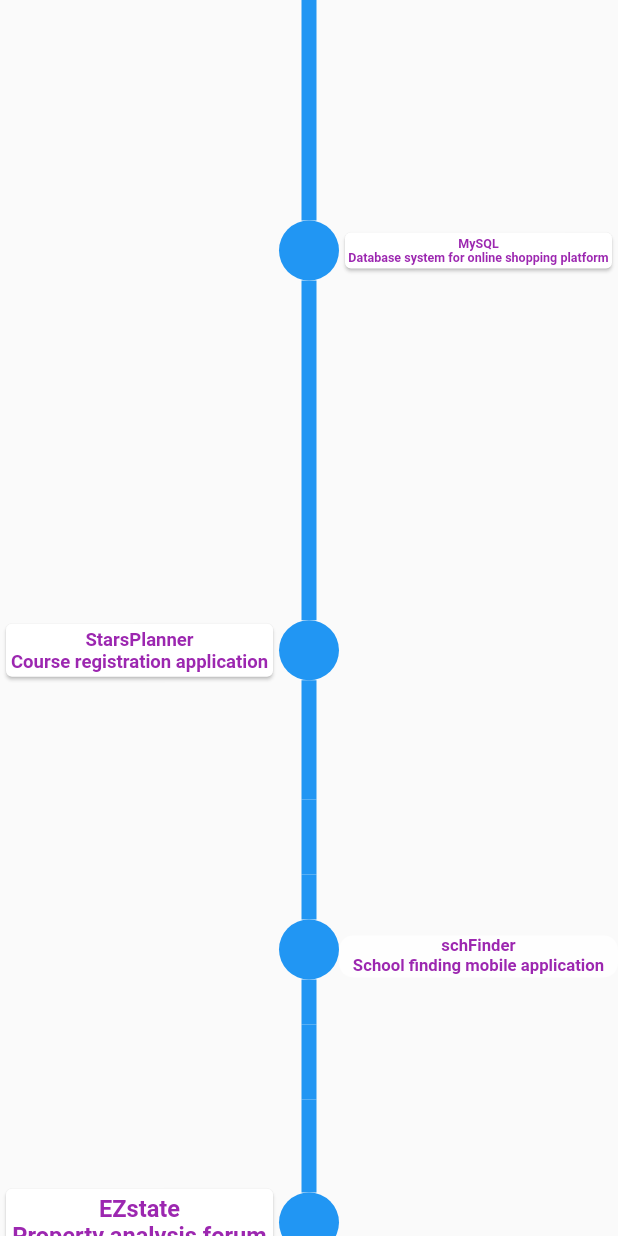
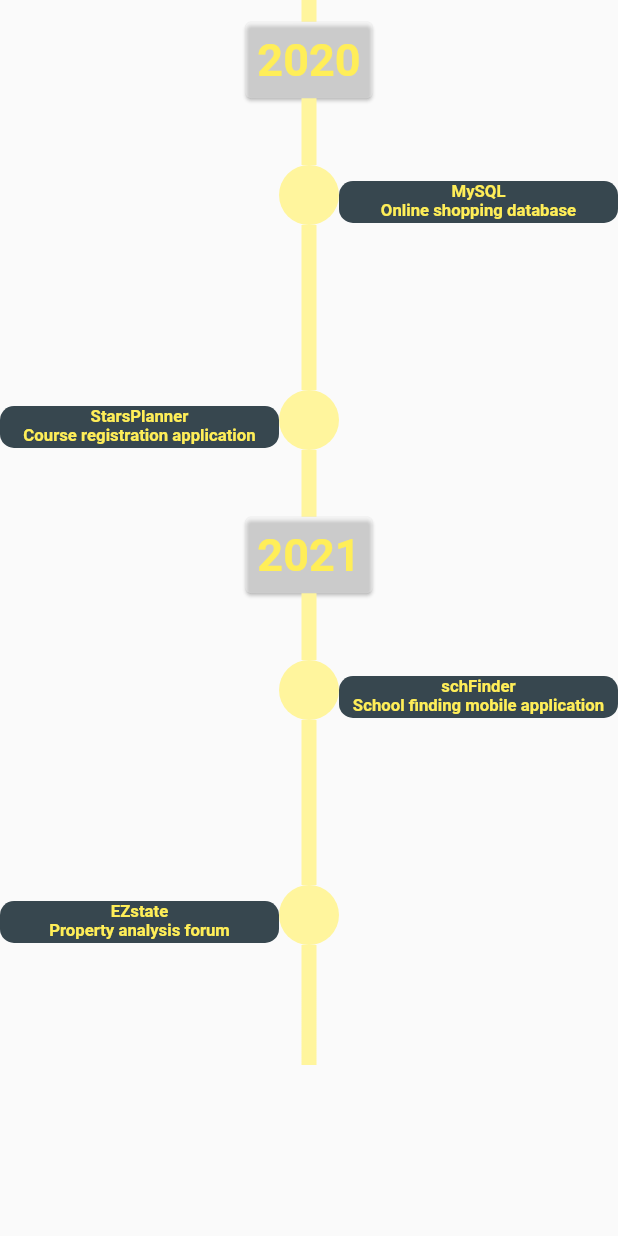
Before and after one commit to dannyyys/mywebflut, a Flutter app: the Time widget shown alone on an empty page, opened directly, on a phone screen of 412 x 824 dp. Run offline on Flutter 3.47's test engine with Material 2 defaults, Android fonts, the light colour scheme and no system bars; drawn by our look-alikes of timelines; our stand-ins replace animated_text_kit, url_launcher_web, video_player, video_player_web, youtube_player_flutter; missing offline and left inert: dart:html, responsive; Roboto replaces fonts that are missing (Agne).

Commit message:
changed timeline colors

```diff
--- a/lib/components/timeline.dart
+++ b/lib/components/timeline.dart
@@ -20,11 +20,40 @@
       child: Column(
         crossAxisAlignment: CrossAxisAlignment.center,
         children: <Widget>[
+          // SizedBox(
+          //   //line
+          //   height: 50.0,
+          //   child: SolidLineConnector(
+          //     thickness: 10,
+          //   ),
+          // ),
           SizedBox(
-            //line
-            height: 50.0,
-            child: SolidLineConnector(
-              thickness: 10,
+            height: 80.0,
+            child: TimelineNode(
+              indicator: Card(
+                color: Colors.white30,
+                margin: EdgeInsets.zero,
+                child: Padding(
+                  padding: EdgeInsets.all(8.0),
+                  child: Text(
+                    '2020',
+                    textAlign: TextAlign.center,
+                    style: TextStyle(
+                      color: Colors.yellow[400],
+                      fontWeight: FontWeight.bold,
+                      fontSize: 30,
+                    ),
+                  ),
+                ),
+              ),
+              startConnector: SolidLineConnector(
+                color: Colors.yellow[200],
+                thickness: 10,
+              ),
+              endConnector: SolidLineConnector(
+                color: Colors.yellow[200],
+                thickness: 10,
+              ),
             ),
           ),
           TimelineTile(
@@ -32,19 +61,26 @@
             //   padding: const EdgeInsets.all(8.0),
             //   child: Text('opposite\ncontents'),
             // ),
-            contents: Card(
-              child: FittedBox(
-                child: Container(
-                  padding: const EdgeInsets.all(8.0),
+            contents: FittedBox(
+              child: Container(
+                //alignment: Alignment.center,
+                padding: const EdgeInsets.only(top: 25),
+                height: 100,
+                width: 500,
+                child: Material(
+                  //color: Colors.white70,
+                  color: Colors.blueGrey[800],
+                  borderRadius: BorderRadius.circular(25.0),
                   child: InkWell(
-                    onTap: () {
-                      //link
-                    },
+                    borderRadius: BorderRadius.circular(25.0),
+                    hoverColor: Colors.blueGrey[600],
+                    onTap: _launchOodp,
                     child: Text(
-                      'MySQL\nDatabase system for online shopping platform',
+                      'MySQL\nOnline shopping database',
                       textAlign: TextAlign.center,
                       style: TextStyle(
-                        color: Colors.purple,
+                        color: Colors.yellow[400],
+                        fontFamily: 'Agne',
                         fontWeight: FontWeight.bold,
                         fontSize: 30,
                       ),
@@ -55,12 +91,15 @@
             ),
             node: TimelineNode(
               indicator: DotIndicator(
+                color: Colors.yellow[200],
                 size: 40,
               ),
               startConnector: SolidLineConnector(
+                color: Colors.yellow[200],
                 thickness: 10,
               ),
               endConnector: SolidLineConnector(
+                color: Colors.yellow[200],
                 thickness: 10,
               ),
             ),
@@ -69,21 +108,31 @@
             //line
             height: 50.0,
             child: SolidLineConnector(
+              color: Colors.yellow[200],
               thickness: 10,
             ),
           ),
           TimelineTile(
-            oppositeContents: Card(
-              child: FittedBox(
-                child: Container(
-                  padding: const EdgeInsets.all(8.0),
+            oppositeContents: FittedBox(
+              child: Container(
+                //alignment: Alignment.center,
+                padding: const EdgeInsets.only(top: 25),
+                height: 100,
+                width: 500,
+                child: Material(
+                  //color: Colors.white70,
+                  color: Colors.blueGrey[800],
+                  borderRadius: BorderRadius.circular(25.0),
                   child: InkWell(
+                    borderRadius: BorderRadius.circular(25.0),
+                    hoverColor: Colors.blueGrey[600],
                     onTap: _launchOodp,
                     child: Text(
                       'StarsPlanner\nCourse registration application',
                       textAlign: TextAlign.center,
                       style: TextStyle(
-                        color: Colors.purple,
+                        color: Colors.yellow[400],
+                        fontFamily: 'Agne',
                         fontWeight: FontWeight.bold,
                         fontSize: 30,
                       ),
@@ -100,21 +149,53 @@
             // ),
             node: TimelineNode(
               indicator: DotIndicator(
+                color: Colors.yellow[200],
                 size: 40,
               ),
               startConnector: SolidLineConnector(
+                color: Colors.yellow[200],
                 thickness: 10,
               ),
               endConnector: SolidLineConnector(
+                color: Colors.yellow[200],
                 thickness: 10,
               ),
             ),
           ),
+          // SizedBox(
+          //   //line
+          //   height: 50.0,
+          //   child: SolidLineConnector(
+          //     thickness: 10,
+          //   ),
+          // ),
           SizedBox(
-            //line
-            height: 50.0,
-            child: SolidLineConnector(
-              thickness: 10,
+            height: 80.0,
+            child: TimelineNode(
+              indicator: Card(
+                color: Colors.white30,
+                margin: EdgeInsets.zero,
+                child: Padding(
+                  padding: EdgeInsets.all(8.0),
+                  child: Text(
+                    '2021',
+                    textAlign: TextAlign.center,
+                    style: TextStyle(
+                      color: Colors.yellow[400],
+                      fontWeight: FontWeight.bold,
+                      fontSize: 30,
+                    ),
+                  ),
+                ),
+              ),
+              startConnector: SolidLineConnector(
+                color: Colors.yellow[200],
+                thickness: 10,
+              ),
+              endConnector: SolidLineConnector(
+                color: Colors.yellow[200],
+                thickness: 10,
+              ),
             ),
           ),
           TimelineTile(
@@ -129,11 +210,12 @@
                 height: 100,
                 width: 500,
                 child: Material(
-                  color: Colors.white70,
+                  //color: Colors.white70,
+                  color: Colors.blueGrey[800],
                   borderRadius: BorderRadius.circular(25.0),
                   child: InkWell(
                     borderRadius: BorderRadius.circular(25.0),
-                    hoverColor: Colors.green,
+                    hoverColor: Colors.blueGrey[600],
                     onTap: () {
                       // Navigator.push(
                       //   context,
@@ -149,7 +231,8 @@
                       'schFinder\nSchool finding mobile application',
                       textAlign: TextAlign.center,
                       style: TextStyle(
-                        color: Colors.purple,
+                        color: Colors.yellow[400],
+                        fontFamily: 'Agne',
                         fontWeight: FontWeight.bold,
                         fontSize: 30,
                       ),
@@ -160,12 +243,15 @@
             ),
             node: TimelineNode(
               indicator: DotIndicator(
+                color: Colors.yellow[200],
                 size: 40,
               ),
               startConnector: SolidLineConnector(
+                color: Colors.yellow[200],
                 thickness: 10,
               ),
               endConnector: SolidLineConnector(
+                color: Colors.yellow[200],
                 thickness: 10,
               ),
             ),
@@ -174,21 +260,31 @@
             //line
             height: 50.0,
             child: SolidLineConnector(
+              color: Colors.yellow[200],
               thickness: 10,
             ),
           ),
           TimelineTile(
-            oppositeContents: Card(
-              child: FittedBox(
-                child: Container(
-                  padding: const EdgeInsets.all(8.0),
+            oppositeContents: FittedBox(
+              child: Container(
+                //alignment: Alignment.center,
+                padding: const EdgeInsets.only(top: 25),
+                height: 100,
+                width: 500,
+                child: Material(
+                  //color: Colors.white70,
+                  color: Colors.blueGrey[800],
+                  borderRadius: BorderRadius.circular(25.0),
                   child: InkWell(
+                    borderRadius: BorderRadius.circular(25.0),
+                    hoverColor: Colors.blueGrey[600],
                     onTap: _launchEZstate,
                     child: Text(
                       'EZstate\nProperty analysis forum',
                       textAlign: TextAlign.center,
                       style: TextStyle(
-                        color: Colors.purple,
+                        color: Colors.yellow[400],
+                        fontFamily: 'Agne',
                         fontWeight: FontWeight.bold,
                         fontSize: 30,
                       ),
@@ -205,12 +301,15 @@
             // ),
             node: TimelineNode(
               indicator: DotIndicator(
+                color: Colors.yellow[200],
                 size: 40,
               ),
               startConnector: SolidLineConnector(
+                color: Colors.yellow[200],
                 thickness: 10,
               ),
               endConnector: SolidLineConnector(
+                color: Colors.yellow[200],
                 thickness: 10,
               ),
             ),
@@ -224,7 +323,10 @@
                 gradient: LinearGradient(
                   begin: Alignment.topCenter,
                   end: Alignment.bottomCenter,
-                  colors: [Colors.blue, Colors.lightBlueAccent[100]],
+                  colors: [
+                    Colors.yellow[200],
+                    Colors.yellow[200],
+                  ],
                 ),
               ),
             ),
--- a/lib/contact.dart
+++ b/lib/contact.dart
@@ -88,6 +88,9 @@
                         //   )
                         // ],
                       ),
+                      SizedBox(
+                        height: 10,
+                      ),
                       FittedBox(
                         child: SizedBox(
                           height: 60,
```
Also changed, not shown: 2 other files.
